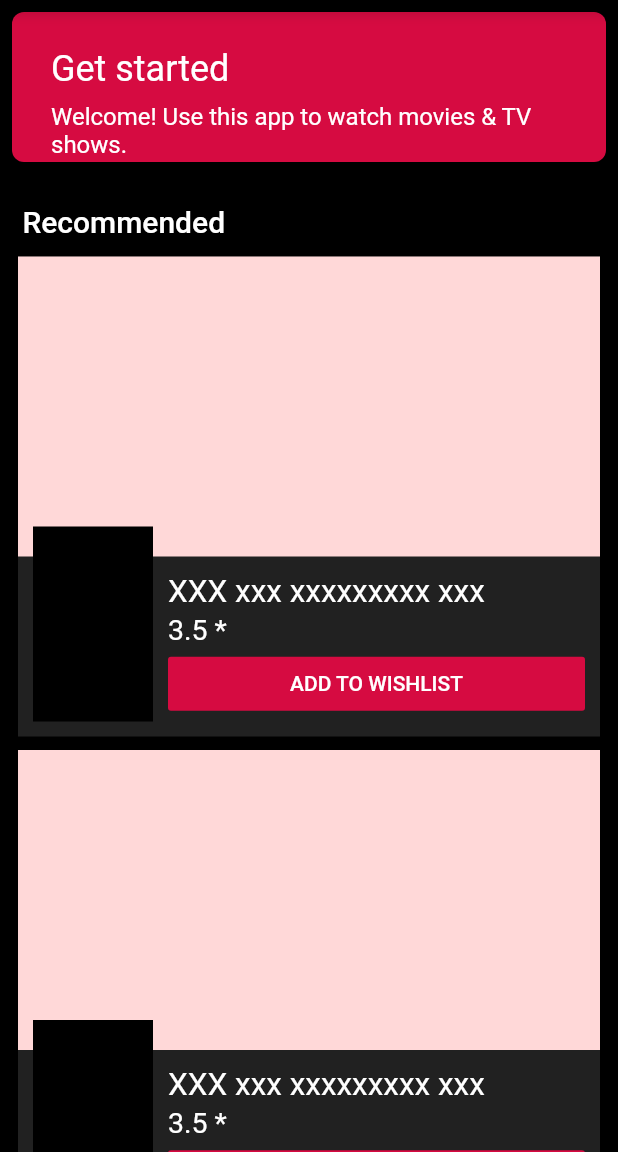
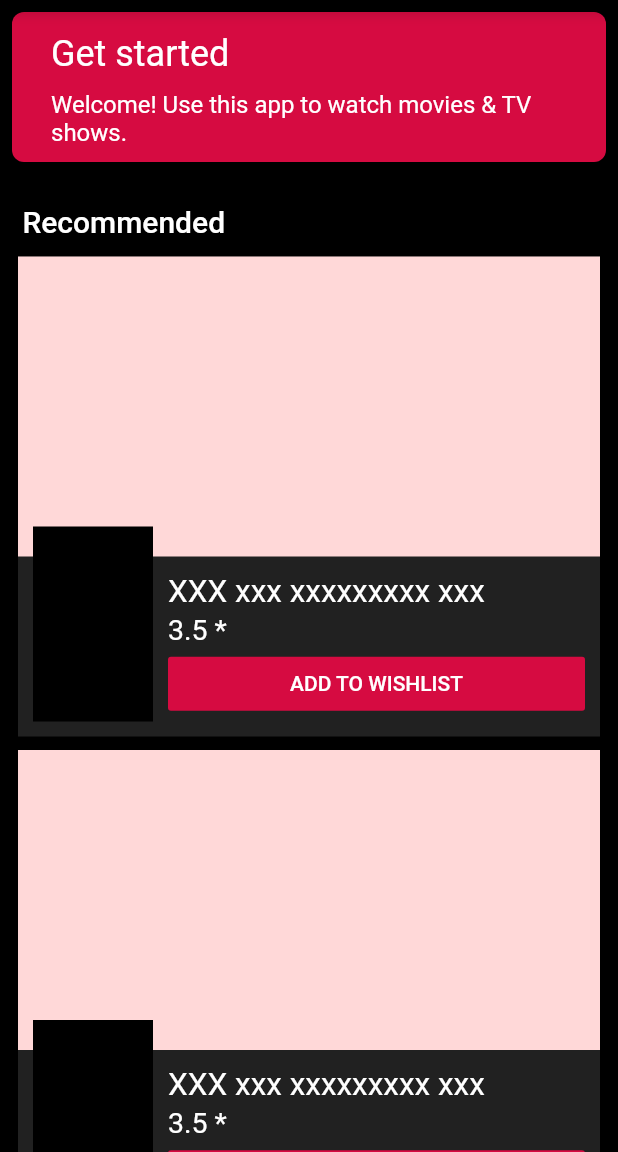
Before and after one commit to alvynfash/CineBox, a Flutter app: the screen it shows after launch, on a phone screen of 412 x 824 dp, the part 84-1236 px from its top. Run offline on Flutter 3.47's test engine with Material 2 defaults, Android fonts, the phone set to English and light mode, and no system bars.

Commit message:
homescreen ui tweaked for better performance

```diff
--- a/lib/main.dart
+++ b/lib/main.dart
@@ -6,14 +6,14 @@ void main() {
     new MaterialApp(
       debugShowCheckedModeBanner: false,
       title: 'CineBox',
-      theme: getAppTheme(),
+      theme: _getAppTheme(),
       home: HomeScreen(),
-      color: Colors.red,
+      // home: new Container(),
     ),
   );
 }
 
-ThemeData getAppTheme() {
+ThemeData _getAppTheme() {
   return ThemeData.light().copyWith(
     primaryColor: Color.fromARGB(255, 214, 11, 65),
     primaryColorDark: Colors.red[300],
--- a/lib/ui/homeScreen.dart
+++ b/lib/ui/homeScreen.dart
@@ -6,7 +6,7 @@ class HomeScreen extends StatefulWidget {
 }
 
 class _HomeScreenState extends State<HomeScreen> {
-  final List<int> items = List.generate(200, (i) => i);
+  final List<int> items = List.generate(5, (i) => i);
 
   @override
   Widget build(BuildContext context) {
@@ -38,14 +38,14 @@ class _HomeScreenState extends State<HomeScreen> {
         height: 100.0,
         child: ListTile(
           title: Padding(
-            padding: const EdgeInsets.fromLTRB(10, 20, 10, 5),
+            padding: const EdgeInsets.fromLTRB(10, 10, 10, 5),
             child: Text(
               'Get started',
               style: Theme.of(context).primaryTextTheme.headline,
             ),
           ),
           subtitle: Padding(
-            padding: const EdgeInsets.fromLTRB(10.0, 3.0, 10.0, 10.0),
+            padding: const EdgeInsets.fromLTRB(10.0, 5.0, 10.0, 10.0),
             child: Text(
               'Welcome! Use this app to watch movies & TV shows.',
               style: Theme.of(context).primaryTextTheme.subhead,
@@ -151,7 +151,7 @@ class _HomeScreenState extends State<HomeScreen> {
         SliverList(
           delegate: SliverChildListDelegate([
             Column(
-              crossAxisAlignment: CrossAxisAlignment.stretch,
+              crossAxisAlignment: CrossAxisAlignment.start,
               children: <Widget>[
                 _getWelcomeBlock(context),
                 _getRecommendedHeader(context),
```
